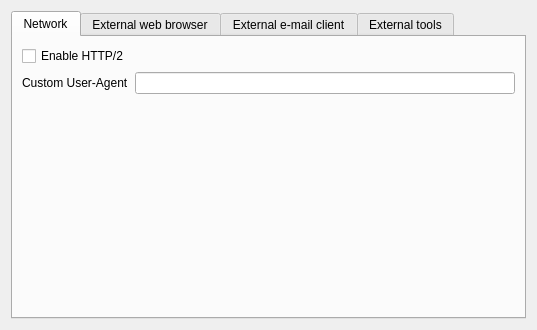
Before: the Qt Designer form src/librssguard/gui/settings/settingsbrowsermail.ui in martinrotter/rssguard, drawn with Qt 5.
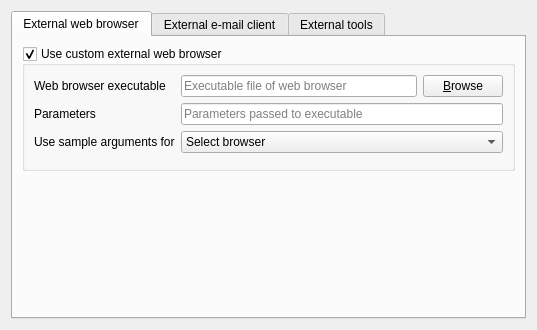
After: the same form once the commit is applied. Custom widgets are drawn as their Qt base class.

Diff of the .ui file:
```diff
--- a/src/librssguard/gui/settings/settingsbrowsermail.ui
+++ b/src/librssguard/gui/settings/settingsbrowsermail.ui
@@ -16,30 +16,6 @@
      <property name="currentIndex">
       <number>0</number>
      </property>
-     <widget class="QWidget" name="m_tabNetwork">
-      <attribute name="title">
-       <string>Network</string>
-      </attribute>
-      <layout class="QFormLayout" name="formLayout_3">
-       <item row="0" column="0" colspan="2">
-        <widget class="QCheckBox" name="m_cbEnableHttp2">
-         <property name="text">
-          <string>Enable HTTP/2</string>
-         </property>
-        </widget>
-       </item>
-       <item row="1" column="0">
-        <widget class="QLabel" name="label_2">
-         <property name="text">
-          <string>Custom User-Agent</string>
-         </property>
-        </widget>
-       </item>
-       <item row="1" column="1">
-        <widget class="QLineEdit" name="m_txtUserAgent"/>
-       </item>
-      </layout>
-     </widget>
      <widget class="QWidget" name="m_tabExternalBrowser">
       <attribute name="title">
        <string>External web browser</string>
```
Left out of the diff: 1 changed line with no effect on the pictures.
